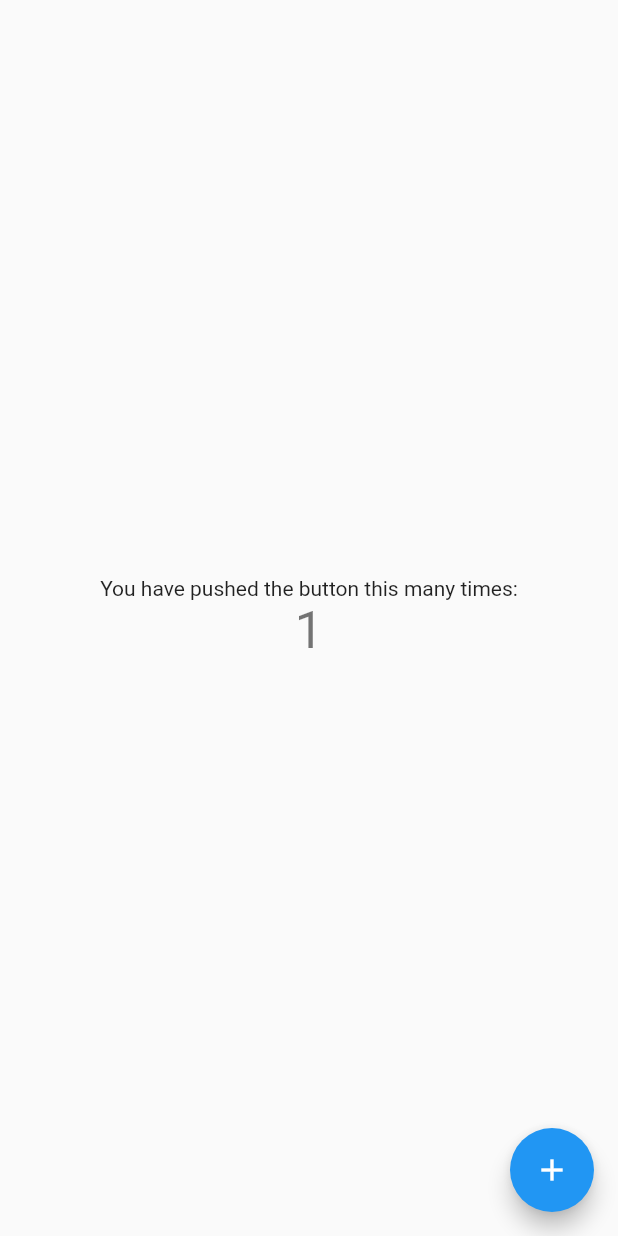
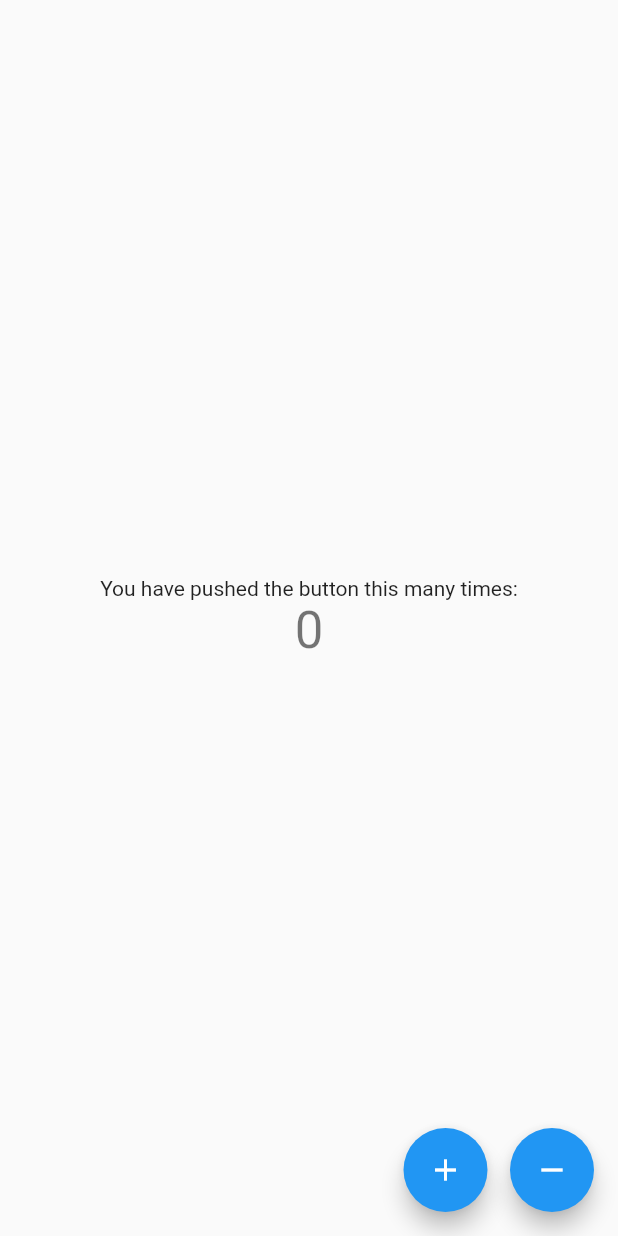
Before and after one commit to Akash-logicwind/Bloc, a Flutter app: the screen it shows after launch, on a phone screen of 412 x 824 dp. Run offline on Flutter 3.47's test engine with Material 2 defaults, Android fonts, the phone set to English and light mode, and no system bars; our stand-ins replace bloc, equatable, flutter_bloc.

Commit message:
Bloc By Tadas  Petra

```diff
--- a/lib/bloc/counter_bloc.dart
+++ b/lib/bloc/counter_bloc.dart
@@ -2,22 +2,25 @@ import 'dart:async';
 
 import 'package:bloc/bloc.dart';
 import 'package:equatable/equatable.dart';
+import 'package:flutter/cupertino.dart';
 
 part 'counter_event.dart';
 part 'counter_state.dart';
 
 class CounterBloc extends Bloc<CounterEvent, CounterState> {
-  CounterBloc() : super(CounterInitial(0));
-
   @override
   Stream<CounterState> mapEventToState(
     CounterEvent event,
   ) async* {
     // TODO: implement mapEventToState
     if (event is IncrementEvent) {
-      yield CounterState(state.counter + 1);
+      yield CounterState(counter: state.counter + 1);
     } else if (event is DecrementEvent) {
-      yield CounterState(state.counter - 1);
+      yield CounterState(counter: state.counter - 1);
     }
   }
+
+  @override
+  // TODO: implement initialState
+  CounterState get initialState => CounterState(counter: 0);
 }
--- a/lib/bloc/counter_state.dart
+++ b/lib/bloc/counter_state.dart
@@ -2,11 +2,7 @@ part of 'counter_bloc.dart';
 
 class CounterState extends Equatable {
   final int counter;
-  const CounterState(this.counter);
+  const CounterState({@required this.counter});
   @override
-  List<Object> get props => [];
+  List<Object> get props => [counter];
 }
-
-class CounterInitial extends CounterState {
-  CounterInitial(int counter) : super(counter);
-}
--- a/lib/main.dart
+++ b/lib/main.dart
@@ -1,4 +1,5 @@
 import 'package:Bloc/bloc/counter_bloc.dart';
+import 'package:Bloc/my_homepage.dart';
 import 'package:flutter/material.dart';
 import 'package:flutter_bloc/flutter_bloc.dart';
 
@@ -23,35 +24,3 @@ class MyApp extends StatelessWidget {
     );
   }
 }
-
-class MyHomePage extends StatelessWidget {
-  @override
-  Widget build(BuildContext context) {
-    return Scaffold(
-      body: BlocBuilder(
-        bloc: BlocProvider.of<CounterBloc>(context),
-        builder: (context, state) {
-          return Center(
-            child: Column(
-              mainAxisAlignment: MainAxisAlignment.center,
-              children: <Widget>[
-                Text(
-                  'You have pushed the button this many times:',
-                ),
-                Text(
-                  '1',
-                  style: Theme.of(context).textTheme.headline4,
-                ),
-              ],
-            ),
-          );
-        },
-      ),
-      floatingActionButton: FloatingActionButton(
-        onPressed: () {},
-        tooltip: 'Increment',
-        child: Icon(Icons.add),
-      ),
-    );
-  }
-}
--- /dev/null
+++ b/lib/my_homepage.dart
@@ -0,0 +1,54 @@
+import 'package:Bloc/bloc/counter_bloc.dart';
+import 'package:flutter/material.dart';
+import 'package:flutter_bloc/src/bloc_builder.dart';
+import 'package:flutter_bloc/src/bloc_provider.dart';
+
+class MyHomePage extends StatelessWidget {
+  @override
+  Widget build(BuildContext context) {
+    return Scaffold(
+      body: BlocBuilder(
+        bloc: BlocProvider.of<CounterBloc>(context),
+        //cubit: CounterBloc(),
+        builder: (context, state) {
+          return Center(
+            child: Column(
+              mainAxisAlignment: MainAxisAlignment.center,
+              children: <Widget>[
+                Text(
+                  'You have pushed the button this many times:',
+                ),
+                Text(
+                  '${state.counter}',
+                  style: Theme.of(context).textTheme.headline4,
+                ),
+              ],
+            ),
+          );
+        },
+      ),
+      floatingActionButton: Row(
+        mainAxisAlignment: MainAxisAlignment.end,
+        children: [
+          FloatingActionButton(
+            onPressed: () {
+              BlocProvider.of<CounterBloc>(context).add(IncrementEvent());
+            },
+            tooltip: 'Increment',
+            child: Icon(Icons.add),
+          ),
+          SizedBox(
+            width: 15,
+          ),
+          FloatingActionButton(
+            onPressed: () {
+              BlocProvider.of<CounterBloc>(context).add(DecrementEvent());
+            },
+            tooltip: 'Decrement',
+            child: Icon(Icons.remove),
+          ),
+        ],
+      ),
+    );
+  }
+}
--- a/pubspec.yaml
+++ b/pubspec.yaml
@@ -23,8 +23,9 @@ environment:
 dependencies:
   flutter:
     sdk: flutter
-  flutter_bloc:
+  flutter_bloc: 3.2.0
   equatable:
+  # rxdart: 0.20.0
 
   # The following adds the Cupertino Icons font to your application.
   # Use with the CupertinoIcons class for iOS style icons.
```
Also changed, not shown: pubspec.lock.
